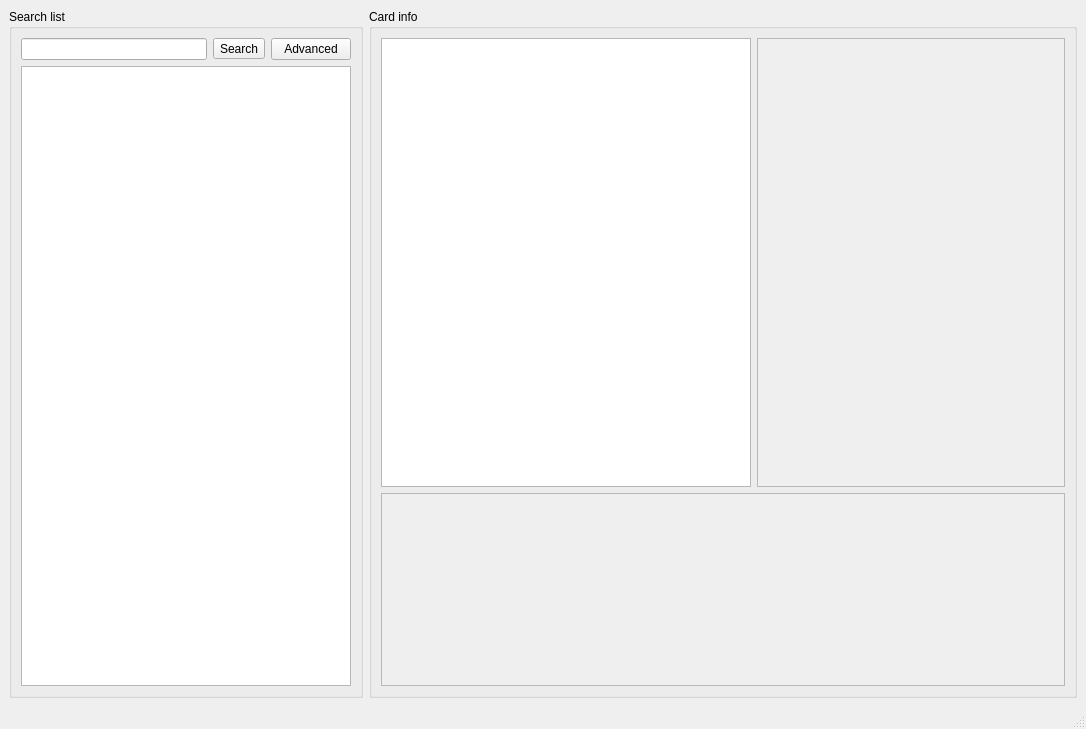
Old version of the form MtgHelper/mainwindow.ui in the repository JaySi98/MtgHelperDesktop.
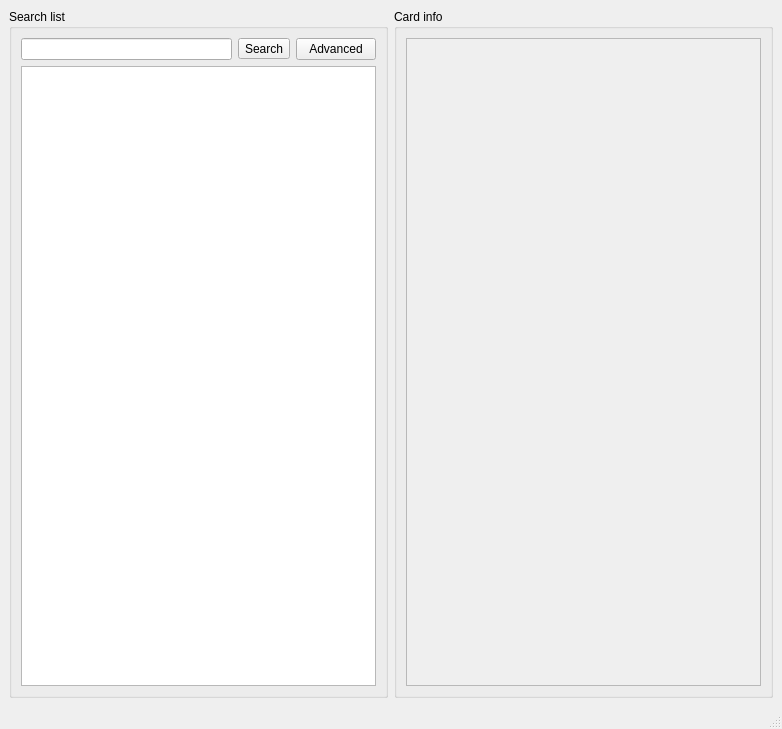
New version of the form.

```diff
--- a/MtgHelper/mainwindow.ui
+++ b/MtgHelper/mainwindow.ui
@@ -6,7 +6,7 @@
    <rect>
     <x>0</x>
     <y>0</y>
-    <width>1086</width>
+    <width>782</width>
     <height>729</height>
    </rect>
   </property>
@@ -14,7 +14,7 @@
    <string>MainWindow</string>
   </property>
   <widget class="QWidget" name="centralwidget">
-   <layout class="QHBoxLayout" name="horizontalLayout" stretch="3,6">
+   <layout class="QHBoxLayout" name="horizontalLayout" stretch="1,1">
     <item>
      <widget class="QGroupBox" name="boxSearch">
       <property name="title">
@@ -57,51 +57,25 @@
     </item>
     <item>
      <widget class="QGroupBox" name="boxCardInfo">
+      <property name="enabled">
+       <bool>true</bool>
+      </property>
       <property name="title">
        <string>Card info</string>
       </property>
-      <layout class="QVBoxLayout" name="verticalLayout" stretch="7,3">
+      <layout class="QVBoxLayout" name="verticalLayout">
        <item>
-        <layout class="QHBoxLayout" name="horizontalLayout_5" stretch="6,5">
-         <item>
-          <widget class="QGraphicsView" name="graphicsView"/>
-         </item>
-         <item>
-          <widget class="QScrollArea" name="scrollArea">
-           <property name="widgetResizable">
-            <bool>true</bool>
-           </property>
-           <widget class="QWidget" name="scrollAreaWidgetContents">
-            <property name="geometry">
-             <rect>
-              <x>0</x>
-              <y>0</y>
-              <width>305</width>
-              <height>431</height>
-             </rect>
-            </property>
-            <layout class="QVBoxLayout" name="verticalLayout_2">
-             <property name="sizeConstraint">
-              <enum>QLayout::SetNoConstraint</enum>
-             </property>
-            </layout>
-           </widget>
-          </widget>
-         </item>
-        </layout>
-       </item>
-       <item>
-        <widget class="QScrollArea" name="scrollArea_2">
+        <widget class="QScrollArea" name="scrollArea">
          <property name="widgetResizable">
           <bool>true</bool>
          </property>
-         <widget class="QWidget" name="scrollAreaWidgetContents_2">
+         <widget class="QWidget" name="scrollAreaWidgetContents">
           <property name="geometry">
            <rect>
             <x>0</x>
             <y>0</y>
-            <width>682</width>
-            <height>185</height>
+            <width>353</width>
+            <height>626</height>
            </rect>
           </property>
          </widget>
```
Left out of the diff: 2 changed lines with no effect on the pictures.
